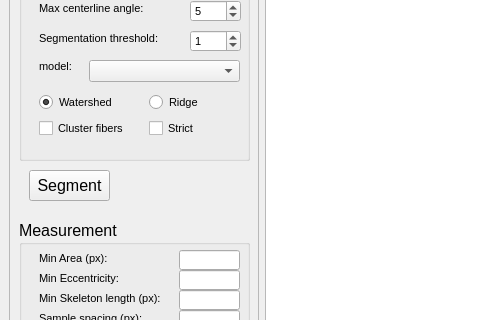
vikba/Fiberpose, file resources/fiber_tool.ui: the form before one commit; both pictures show x 0 to 480 and y 198 to 518 of the 879 by 848 pixel window.
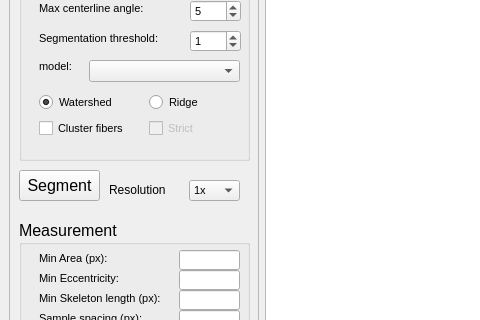
The form after the commit. Custom widgets are drawn as their Qt base class.

Diff of the .ui file:
```diff
--- a/resources/fiber_tool.ui
+++ b/resources/fiber_tool.ui
@@ -32,7 +32,7 @@
       <widget class="QPushButton" name="btn_segment">
        <property name="geometry">
         <rect>
-         <x>20</x>
+         <x>10</x>
          <y>340</y>
          <width>81</width>
          <height>31</height>
@@ -578,6 +578,9 @@
         </property>
        </widget>
        <widget class="QCheckBox" name="chb_strict">
+        <property name="enabled">
+         <bool>false</bool>
+        </property>
         <property name="geometry">
          <rect>
           <x>130</x>
@@ -733,6 +736,39 @@
         <string>Set scalebar</string>
        </property>
       </widget>
+      <widget class="QComboBox" name="cb_scale">
+       <property name="geometry">
+        <rect>
+         <x>180</x>
+         <y>350</y>
+         <width>51</width>
+         <height>21</height>
+        </rect>
+       </property>
+       <property name="font">
+        <font>
+         <pointsize>8</pointsize>
+        </font>
+       </property>
+       <item>
+        <property name="text">
+         <string>1x</string>
+        </property>
+       </item>
+      </widget>
+      <widget class="QLabel" name="label_2">
+       <property name="geometry">
+        <rect>
+         <x>100</x>
+         <y>349</y>
+         <width>81</width>
+         <height>21</height>
+        </rect>
+       </property>
+       <property name="text">
+        <string>Resolution</string>
+       </property>
+      </widget>
       <zorder>groupBox_segmentation</zorder>
       <zorder>btn_segment</zorder>
       <zorder>btn_analyze_fibers</zorder>
```
Left out of the diff: 2 changed lines with no effect on the pictures.
